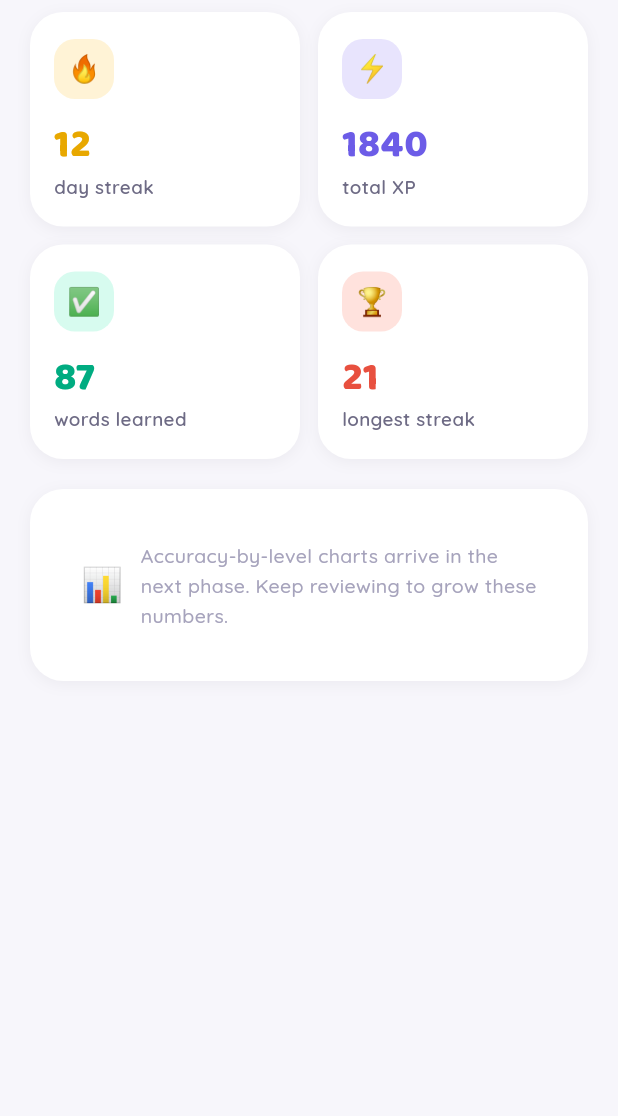
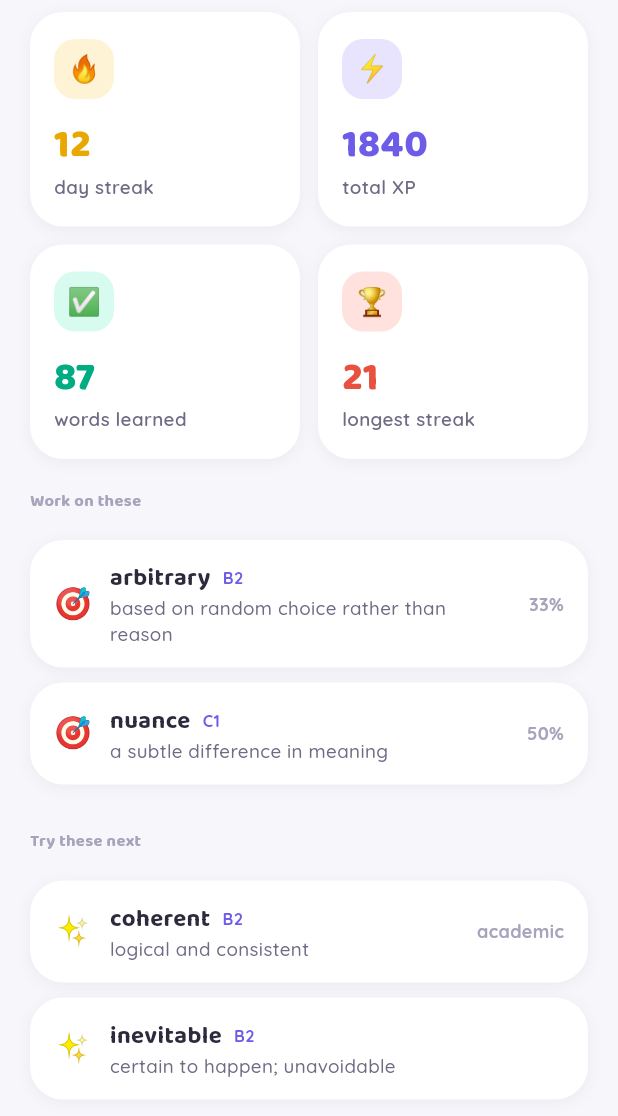
Before and after one commit to teslaoruz/lexika, a Flutter app: the ProgressScreen widget shown alone on an empty page, opened directly, on a phone screen of 412 x 824 dp. Shown: the top 1116 px of the screen. Run offline on Flutter 3.47's test engine with Material 3 defaults, Android fonts, the phone set to English and light mode, and no system bars; our stand-ins replace audioplayers, flutter_riverpod, flutter_tts, google_fonts; network calls fail.

Commit message:
Phase 5: weakness tracking + suggested words
Backend: /words/weak (low SM-2 ease, hardest first, with accuracy) and
/words/suggested (unstarted cached words ranked by level → academic →
frequency). No new tracking — reuses the SM-2 ease the scheduler maintains.
test_phase5.py covers ranking + exclusion via in-memory SQLite.

Flutter: WordTip model, client methods, providers with demo fallback, and
Progress screen "Work on these" / "Try these next" modules replacing the
placeholder card.

```diff
--- a/app/lib/api/demo_data.dart
+++ b/app/lib/api/demo_data.dart
@@ -69,4 +69,37 @@ class Demo {
         translation: 'устойчивый',
         exampleEn: 'A resilient community recovers quickly.'),
   ];
+
+  static const weakWords = [
+    WordTip(
+        wordId: 0,
+        headword: 'arbitrary',
+        definitionEn: 'based on random choice rather than reason',
+        translation: 'произвольный',
+        cefrLevel: 'B2',
+        accuracy: 0.33),
+    WordTip(
+        wordId: 0,
+        headword: 'nuance',
+        definitionEn: 'a subtle difference in meaning',
+        translation: 'нюанс',
+        cefrLevel: 'C1',
+        accuracy: 0.5),
+  ];
+
+  static const suggestedWords = [
+    WordTip(
+        wordId: 0,
+        headword: 'coherent',
+        definitionEn: 'logical and consistent',
+        translation: 'связный',
+        cefrLevel: 'B2',
+        isAcademic: true),
+    WordTip(
+        wordId: 0,
+        headword: 'inevitable',
+        definitionEn: 'certain to happen; unavoidable',
+        translation: 'неизбежный',
+        cefrLevel: 'B2'),
+  ];
 }
--- a/app/lib/api/models.dart
+++ b/app/lib/api/models.dart
@@ -177,6 +177,39 @@ class UserStats {
       );
 }
 
+/// One row in the Progress screen's weak-words / suggested-words lists. Both
+/// endpoints share this shape; the optional fields are what differs (accuracy
+/// for weak words, isAcademic for suggestions). ponytail: one model, two lists.
+class WordTip {
+  final int wordId;
+  final String headword;
+  final String? definitionEn;
+  final String? translation;
+  final String? cefrLevel;
+  final double? accuracy; // weak words only
+  final bool isAcademic; // suggestions only
+
+  const WordTip({
+    required this.wordId,
+    required this.headword,
+    this.definitionEn,
+    this.translation,
+    this.cefrLevel,
+    this.accuracy,
+    this.isAcademic = false,
+  });
+
+  factory WordTip.fromJson(Map<String, dynamic> j) => WordTip(
+        wordId: (j['word_id'] ?? 0) as int,
+        headword: (j['headword'] ?? '') as String,
+        definitionEn: j['definition_en'] as String?,
+        translation: j['translation'] as String?,
+        cefrLevel: j['cefr_level'] as String?,
+        accuracy: (j['accuracy'] as num?)?.toDouble(),
+        isAcademic: (j['is_academic'] ?? false) as bool,
+      );
+}
+
 List<String> _strList(dynamic v) =>
     (v as List?)?.map((e) => e.toString()).toList() ?? const [];
 
--- a/app/lib/features/progress/progress_screen.dart
+++ b/app/lib/features/progress/progress_screen.dart
@@ -6,32 +6,147 @@ import '../../api/providers.dart';
 import '../../theme/app_colors.dart';
 import '../../theme/app_theme.dart';
 import '../../widgets/app_card.dart';
+import '../../widgets/section_label.dart';
 
-/// Phase 3 dashboard: live streak / XP / words-learned tiles. ponytail: charts
-/// (accuracy by level) are Phase 5 — these are the real numbers, not a wireframe.
+/// Phase 3 dashboard + Phase 5 modules: live streak / XP / words-learned tiles,
+/// then "work on these" (weak words) and "try next" (suggested words).
 class ProgressScreen extends ConsumerWidget {
   const ProgressScreen({super.key});
 
   @override
   Widget build(BuildContext context, WidgetRef ref) {
     final stats = ref.watch(statsProvider);
-    return stats.when(
-      loading: () => const Center(
+    final weak = ref.watch(weakWordsProvider);
+    final suggested = ref.watch(suggestedWordsProvider);
+    return ListView(
+      padding: const EdgeInsets.fromLTRB(20, 8, 20, 24),
+      children: [
+        stats.when(
+          loading: () => const Padding(
+            padding: EdgeInsets.all(24),
+            child: Center(
                 child: CircularProgressIndicator(color: AppColors.violet)),
+          ),
           error: (_, _) => _centered('Could not load progress'),
-      data: (s) => _dashboard(s),
+          data: _tiles,
+        ),
+        const SizedBox(height: 20),
+        const SectionLabel('Work on these'),
+        const SizedBox(height: 10),
+        _tipList(weak, '🎯',
+            empty: 'No weak words yet — keep reviewing and they’ll surface here.',
+            trailing: (w) => w.accuracy == null
+                ? null
+                : '${(w.accuracy! * 100).round()}%'),
+        const SizedBox(height: 20),
+        const SectionLabel('Try these next'),
+        const SizedBox(height: 10),
+        _tipList(suggested, '✨',
+            empty: 'Look up some words to get suggestions.',
+            trailing: (w) => w.isAcademic ? 'academic' : null),
+      ],
     );
   }
 
-  Widget _centered(String text) => Center(
+  Widget _centered(String text) => Padding(
+        padding: const EdgeInsets.all(24),
+        child: Center(
           child: Text(text,
               style: AppTheme.quick(
                   size: 14, weight: FontWeight.w500, color: AppColors.inkFaint)),
+        ),
       );
 
-  Widget _dashboard(UserStats s) {
-    return ListView(
-      padding: const EdgeInsets.fromLTRB(20, 8, 20, 24),
+  Widget _tipList(AsyncValue<List<WordTip>> tips, String emoji,
+      {required String empty, required String? Function(WordTip) trailing}) {
+    return tips.when(
+      loading: () => const Padding(
+        padding: EdgeInsets.all(16),
+        child: Center(
+            child: CircularProgressIndicator(color: AppColors.violet)),
+      ),
+      error: (_, _) => _centered('Could not load'),
+      data: (list) {
+        if (list.isEmpty) {
+          return AppCard(
+            child: Padding(
+              padding: const EdgeInsets.all(16),
+              child: Text(empty,
+                  style: AppTheme.quick(
+                      size: 13,
+                      weight: FontWeight.w500,
+                      height: 1.4,
+                      color: AppColors.inkFaint)),
+            ),
+          );
+        }
+        return Column(
+          children: [
+            for (final w in list) ...[
+              _tipCard(w, emoji, trailing(w)),
+              const SizedBox(height: 10),
+            ],
+          ],
+        );
+      },
+    );
+  }
+
+  Widget _tipCard(WordTip w, String emoji, String? trailing) {
+    return AppCard(
+      padding: const EdgeInsets.symmetric(vertical: 14, horizontal: 16),
+      child: Row(
+        children: [
+          Text(emoji, style: const TextStyle(fontSize: 20)),
+          const SizedBox(width: 12),
+          Expanded(
+            child: Column(
+              crossAxisAlignment: CrossAxisAlignment.start,
+              children: [
+                Row(children: [
+                  Flexible(
+                    child: Text(w.headword,
+                        style: AppTheme.baloo(
+                            size: 16,
+                            weight: FontWeight.w700,
+                            color: AppColors.ink)),
+                  ),
+                  if (w.cefrLevel != null) ...[
+                    const SizedBox(width: 8),
+                    Text(w.cefrLevel!,
+                        style: AppTheme.quick(
+                            size: 11,
+                            weight: FontWeight.w700,
+                            color: AppColors.violet)),
+                  ],
+                ]),
+                if (w.definitionEn != null)
+                  Text(w.definitionEn!,
+                      maxLines: 2,
+                      overflow: TextOverflow.ellipsis,
+                      style: AppTheme.quick(
+                          size: 12.5,
+                          weight: FontWeight.w500,
+                          height: 1.35,
+                          color: AppColors.inkSoft)),
+              ],
+            ),
+          ),
+          if (trailing != null) ...[
+            const SizedBox(width: 10),
+            Text(trailing,
+                style: AppTheme.quick(
+                    size: 12,
+                    weight: FontWeight.w700,
+                    color: AppColors.inkFaint)),
+          ],
+        ],
+      ),
+    );
+  }
+
+  Widget _tiles(UserStats s) {
+    return Column(
       children: [
         Row(children: [
           Expanded(
@@ -56,26 +171,6 @@ class ProgressScreen extends ConsumerWidget {
                 AppColors.coralLight, AppColors.coralDark),
           ),
         ]),
-        const SizedBox(height: 20),
-        AppCard(
-          child: Padding(
-            padding: const EdgeInsets.all(18),
-            child: Row(children: [
-              const Text('📊', style: TextStyle(fontSize: 22)),
-              const SizedBox(width: 12),
-              Expanded(
-                child: Text(
-                  'Accuracy-by-level charts arrive in the next phase. Keep reviewing to grow these numbers.',
-                  style: AppTheme.quick(
-                      size: 13,
-                      weight: FontWeight.w500,
-                      height: 1.5,
-                      color: AppColors.inkFaint),
-                ),
-              ),
-            ]),
-          ),
-        ),
       ],
     );
   }
```
Also changed, not shown: app/lib/api/api_client.dart (+14 -0 lines), app/lib/api/providers.dart (+21 -0 lines), 4 other files. Lines whose indentation alone changed are shown as unchanged.
